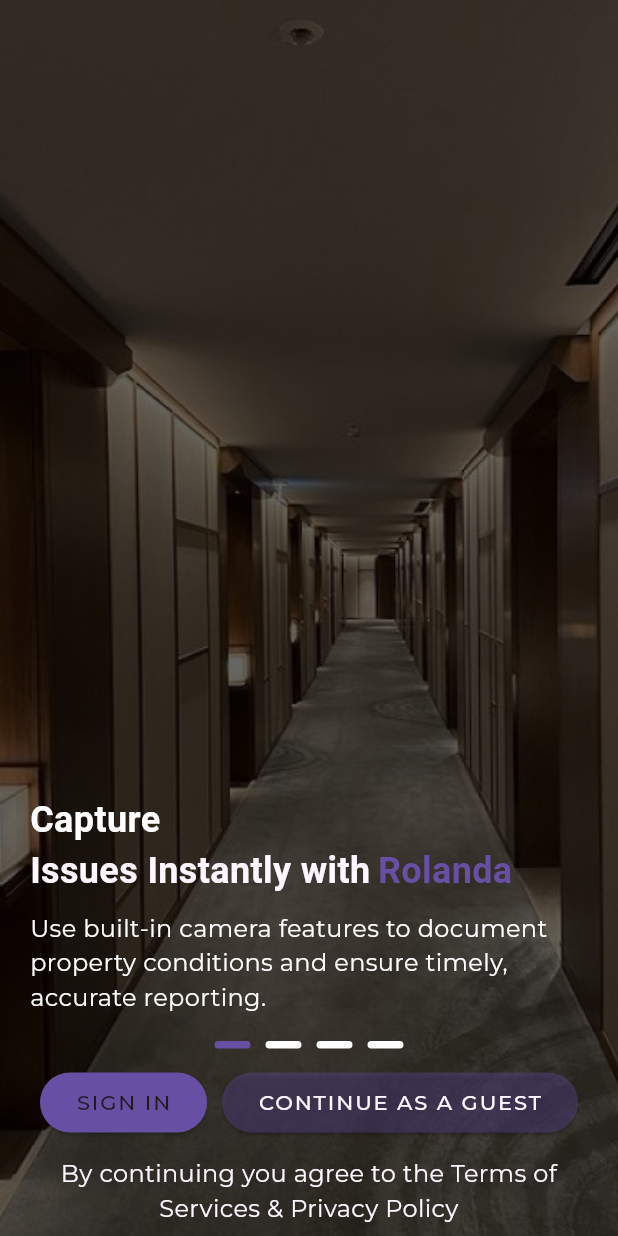
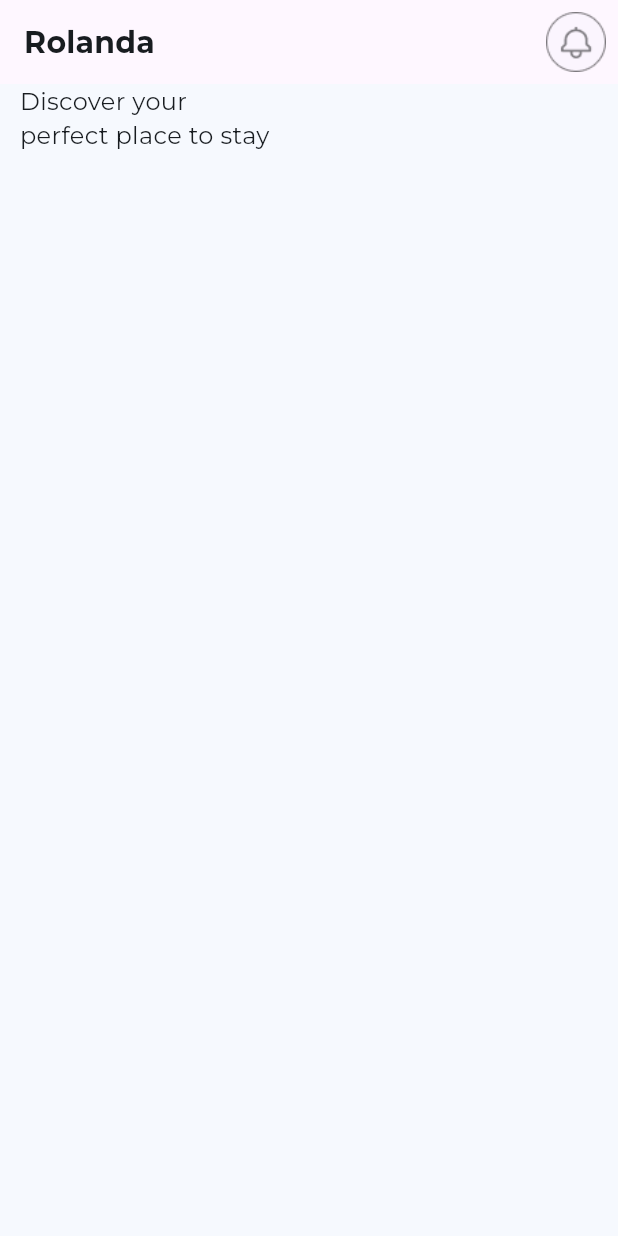
Before and after one commit to IsayaOsward/rolanda_modified_version, a Flutter app: the screen it shows after launch, after a tap on "CONTINUE AS A GUEST", on a phone screen of 412 x 824 dp. Run offline on Flutter 3.47's test engine with Material 3 defaults, Android fonts, the light colour scheme and no system bars; drawn by our look-alikes of carousel_slider; our stand-ins replace flutter_spinkit, google_fonts, shared_preferences; accounts and stored records are empty; generated files the repository leaves out were written again.

Commit message:
working with guest pages

```diff
--- a/lib/routes/route_generator.dart
+++ b/lib/routes/route_generator.dart
@@ -2,6 +2,7 @@ import 'package:flutter/material.dart';
 import 'package:rolanda_modified_version/routes/routes.dart';
 import 'package:rolanda_modified_version/views/auth/login.dart';
 import 'package:rolanda_modified_version/views/auth/registration_screen.dart';
+import 'package:rolanda_modified_version/views/homescreen/guest_home_pages.dart';
 import 'package:rolanda_modified_version/views/onboarding/on_boarding_screen.dart';
 
 class RouteGenerator {
@@ -13,6 +14,8 @@ class RouteGenerator {
         return MaterialPageRoute(builder: (_) => const RegistrationScreen());
       case Routes.login:
         return MaterialPageRoute(builder: (_) => const Login());
+      case Routes.guest:
+        return MaterialPageRoute(builder: (_) => const GuestHomePages());
       default:
         return _errorRoute();
     }
--- a/lib/routes/routes.dart
+++ b/lib/routes/routes.dart
@@ -2,4 +2,5 @@ class Routes {
   static const String welcome = '/';
   static const String login = "/login";
   static const String register = '/register';
+  static const String guest = '/guest';
 }
--- /dev/null
+++ b/lib/utils/image_assets.dart
@@ -0,0 +1,6 @@
+class ImageAssets {
+  static const String filterAsset= "assets/images/fliter.png";
+  static const String notification = "assets/images/notification.png";
+  static const String welcome = "assets/images/welcome.jpg";
+  static const String welcome1 = "assets/images/welcome1.jpg";
+}
--- /dev/null
+++ b/lib/utils/navigation.dart
@@ -0,0 +1,12 @@
+import 'package:flutter/material.dart';
+void pushNamed(BuildContext context, pageName)
+{
+  Navigator.pushNamed(context, pageName);
+}
+
+void pushReplacement(BuildContext context, pageName) {
+  Navigator.pushReplacementNamed(context, pageName);
+}
+void navPop(BuildContext context) {
+  Navigator.pop(context);
+}
--- /dev/null
+++ b/lib/views/homescreen/guest_home_pages.dart
@@ -0,0 +1,40 @@
+import 'package:flutter/material.dart';
+import 'package:rolanda_modified_version/utils/dimensions.dart';
+import 'package:rolanda_modified_version/utils/image_assets.dart';
+
+class GuestHomePages extends StatefulWidget {
+  const GuestHomePages({super.key});
+
+  @override
+  State<GuestHomePages> createState() => _GuestHomePagesState();
+}
+
+class _GuestHomePagesState extends State<GuestHomePages> {
+  @override
+  Widget build(BuildContext context) {
+    return Scaffold(
+      appBar: AppBar(
+        title: const Text("Rolanda"),
+        automaticallyImplyLeading: false,
+        actions: [
+          IconButton(
+            onPressed: () {},
+            icon: Image.asset(ImageAssets.notification),
+          ),
+        ],
+      ),
+      body: ConstrainedBox(
+        constraints: BoxConstraints.expand(),
+        child: SingleChildScrollView(
+          child: Padding(
+            padding: EdgeInsets.symmetric(horizontal: Dimensions.width27),
+            child: Column(
+              crossAxisAlignment: CrossAxisAlignment.start,
+              children: [Text("Discover your"), Text("perfect place to stay")],
+            ),
+          ),
+        ),
+      ),
+    );
+  }
+}
--- a/lib/views/homescreen/homepage.dart
+++ b/lib/views/homescreen/homepage.dart
@@ -10,7 +10,7 @@ class Homepage extends StatefulWidget {
 class _HomepageState extends State<Homepage> {
   @override
   Widget build(BuildContext context) {
-    return Scaffold(
+    return const Scaffold(
 
     );
   }
--- a/lib/views/onboarding/on_boarding_screen.dart
+++ b/lib/views/onboarding/on_boarding_screen.dart
@@ -4,6 +4,7 @@ import 'package:flutter/material.dart';
 import 'package:carousel_slider/carousel_slider.dart';
 import 'package:google_fonts/google_fonts.dart';
 import 'package:rolanda_modified_version/routes/routes.dart';
+import 'package:rolanda_modified_version/utils/navigation.dart';
 
 class OnBoardingScreen extends StatefulWidget {
   const OnBoardingScreen({super.key});
@@ -96,7 +97,7 @@ class _OnBoardingScreenState extends State<OnBoardingScreen> {
                 children: [
                   ElevatedButton(
                     onPressed: () {
-                      Navigator.pushNamed(context, Routes.login);
+                      pushNamed(context, Routes.login);
                     },
                     style: ButtonStyle(
                       backgroundColor: WidgetStateProperty.all(
@@ -108,7 +109,9 @@ class _OnBoardingScreenState extends State<OnBoardingScreen> {
                   ),
                   const SizedBox(width: 10),
                   ElevatedButton(
-                    onPressed: () {},
+                    onPressed: () {
+                      pushReplacement(context, Routes.guest);
+                    },
                     style: ButtonStyle(
                       backgroundColor: WidgetStateProperty.all(Theme.of(context)
                           .colorScheme
```
Also changed, not shown: assets/images/filter.png (added), assets/images/notification.png (added).
